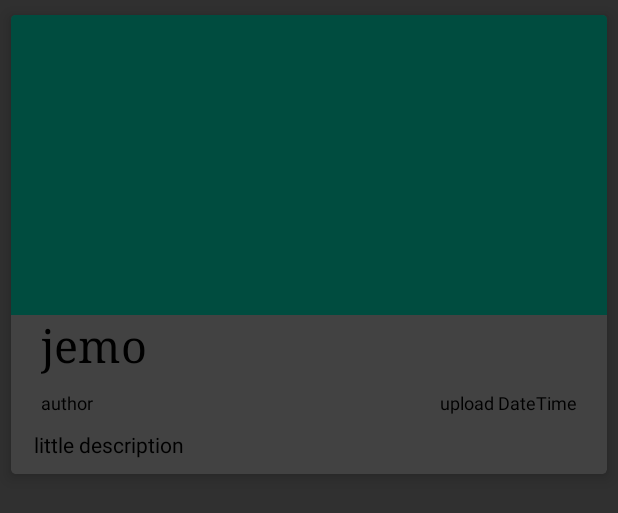
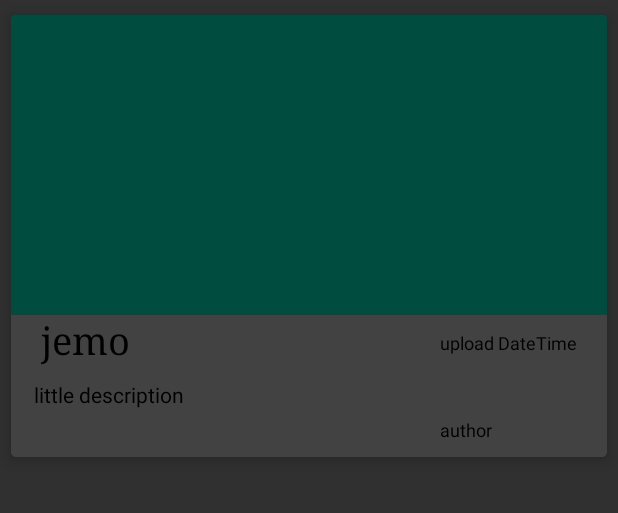
Before and after one commit to irakligeo/DAGS, an Android app: the layout graphite_cardview_layout.xml on its own in the app's theme, with its tools: preview values and no code run, on a phone screen of 412 x 824 dp. Shown: the top 513 px of the screen. Run offline under Robolectric (Android 15) with nearby library versions, the phone set to English and light mode, and no system bars; network calls fail.

Commit message:
dgeistvis morgana davigale davigaleeeeee

```diff
--- a/app/src/main/res/layout/graphite_cardview_layout.xml
+++ b/app/src/main/res/layout/graphite_cardview_layout.xml
@@ -37,22 +37,12 @@
                 android:layout_height="wrap_content"
                 android:layout_below="@+id/peaceOfArtImg"
                 android:textColor="@color/black"
-                android:textSize="30sp"
+                android:textSize="25sp"
                 android:text="jemo"
                 android:gravity="left"
                 android:layout_marginLeft="20dp"
                 android:typeface="serif" />
 
-            <TextView
-                android:id="@+id/author"
-                android:layout_width="wrap_content"
-                android:layout_height="wrap_content"
-                android:layout_below="@+id/imgTitle"
-                android:textColor="@color/black"
-                android:text="author"
-                android:textSize="12sp"
-                android:layout_marginLeft="20dp"
-                android:layout_marginTop="10dp" />
 
             <TextView
                 android:id="@+id/uploadDateTime"
@@ -61,7 +51,7 @@
                 android:text="upload DateTime"
                 android:gravity="right"
                 android:textColor="@color/black"
-                android:layout_below="@+id/imgTitle"
+                android:layout_below="@+id/peaceOfArtImg"
                 android:layout_alignParentRight="true"
                 android:layout_alignParentEnd="false"
                 android:textSize="12sp"
@@ -69,13 +59,25 @@
                 android:layout_marginTop="10dp" />
 
             <TextView
+                android:id="@+id/author"
+                android:layout_width="wrap_content"
+                android:layout_height="wrap_content"
+                android:textColor="@color/black"
+                android:text="author"
+                android:textSize="12sp"
+                android:layout_below="@+id/little_description"
+                android:layout_alignLeft="@+id/uploadDateTime"
+                android:layout_alignStart="@+id/uploadDateTime"
+                android:layout_marginBottom="10dp" />
+
+            <TextView
                 android:id="@+id/little_description"
                 android:layout_width="wrap_content"
                 android:layout_height="wrap_content"
-                android:layout_below="@+id/uploadDateTime"
+                android:layout_below="@+id/imgTitle"
                 android:layout_marginTop="10dp"
                 android:textColor="@color/black"
-                android:layout_marginBottom="10dp"
+                android:layout_marginBottom="5dp"
                 android:text="little description"
                 android:layout_marginLeft="15dp" />
 
```
